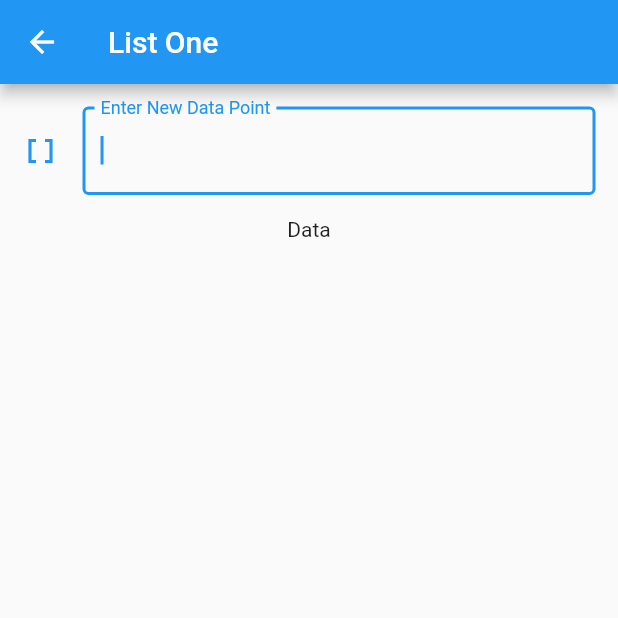
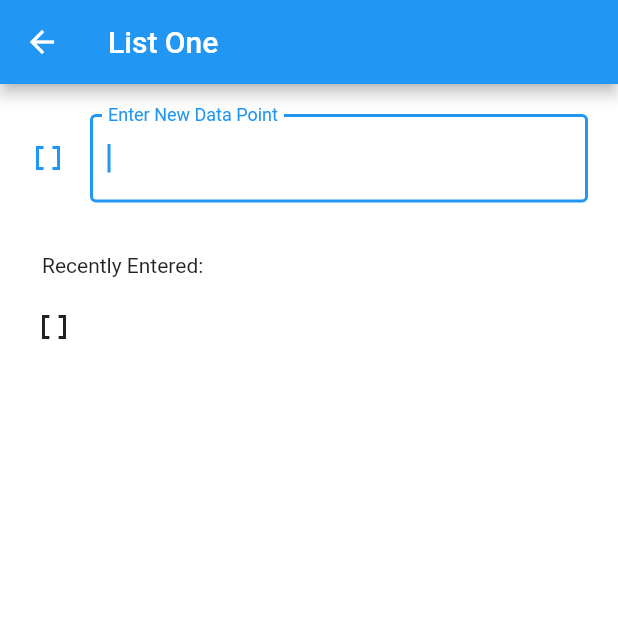
Before and after one commit to JohnGJackson0/staty, a Flutter app: the screen it shows after launch, after a tap on the "add" icon, on a phone screen of 412 x 824 dp, the top half of it. Run offline on Flutter 3.47's test engine with Material 2 defaults, Android fonts, the light colour scheme and no system bars; drawn by our look-alikes of keyboard_actions; our stand-ins replace equatable, flutter_bloc.

Commit message:
feat:ui on create lists

```diff
--- a/lib/home_page.dart
+++ b/lib/home_page.dart
@@ -13,8 +13,7 @@ class HomePage extends StatelessWidget {
       appBar: AppBar(
         title: const Text('My Lists'),
       ),
-      body: Center(
-        child: Padding(
+      body: Padding(
           padding: const EdgeInsets.all(16.0),
           child: Row(
             children: const [
@@ -25,7 +24,6 @@ class HomePage extends StatelessWidget {
               ),
             ],
           ),
-        ),
       ),
       floatingActionButton: FloatingActionButton(
         onPressed: () {
--- a/lib/lists/create_list_view.dart
+++ b/lib/lists/create_list_view.dart
@@ -5,7 +5,6 @@ import 'editable_data_point_view.dart';
 import 'form_submission_status.dart';
 
 class CreateList extends StatelessWidget {
-
   const CreateList({super.key});
   static const id = 'create_list_screen';
 
@@ -15,26 +14,90 @@ class CreateList extends StatelessWidget {
       appBar: AppBar(
         title: const Text('List One'),
       ),
-      body: Column(
-        children: [
-          const Flexible(child: EditableDataPoint()),
-          const Flexible(child: Text('Data')),
+      body: Container(
+        color: Theme.of(context).backgroundColor,
+        padding: const EdgeInsets.all(20),
+        alignment: Alignment.topLeft,
+        child: Column(
+          mainAxisAlignment: MainAxisAlignment.start,
+          crossAxisAlignment: CrossAxisAlignment.start,
+          verticalDirection: VerticalDirection.down,
+          children: <Widget>[
+            const SizedBox(
+                height: 85, child: Flexible(child: EditableDataPoint())),
+            const Padding(
+              padding: EdgeInsets.all(8.0),
+              child: SizedBox(
+                  height: 25,
+                  child: Flexible(child: Text('Recently Entered:'))),
+            ),
             BlocBuilder<ListsBloc, ListsState>(
               builder: (context, state) {
                 return state.formStatus is FormSubmitting
                     ? const CircularProgressIndicator()
-                  : Flexible(
-                child: ListView.builder(
-                    itemCount: state.lists.length,
-                    itemBuilder: (context, index) {
-                      final item = state.lists[index];
-                      return Text(item.toString());
-                    }),
+                    : Expanded(
+                        child: Row(
+                          children: [
+                            const Align(
+                                alignment: Alignment.topLeft,
+                                child: Padding(
+                                  padding: EdgeInsets.only(
+                                      top: 4, bottom: 4, left: 4, right: 4),
+                                  child: Flexible(
+                                      child: Icon(Icons.data_array_sharp)),
+                                )),
+                            Expanded(
+                              child: Padding(
+                                padding: const EdgeInsets.only(
+                                    top: 4, bottom: 4, left: 16, right: 4),
+                                child: Align(
+                                  alignment: Alignment.topLeft,
+                                  child: Container(
+                                    constraints: const BoxConstraints(
+                                        minHeight: 110, maxHeight: 110),
+                                    child: SingleChildScrollView(
+                                      child: Wrap(
+                                          runSpacing: 12.0,
+                                          spacing: 12.0,
+                                          direction: Axis.horizontal,
+                                          alignment: WrapAlignment.start,
+                                          runAlignment: WrapAlignment.start,
+                                          children: state.lists.reversed
+                                              .map((item) =>
+                                                  DataPoint(item: item))
+                                              .toList()),
+                                    ),
+                                  ),
+                                ),
+                              ),
+                            ),
+                          ],
+                        ),
                       );
               },
-          )
+            ),
           ],
+        ),
       ),
     );
   }
 }
+
+class DataPoint extends StatelessWidget {
+  const DataPoint({
+    Key? key,
+    required this.item,
+  }) : super(key: key);
+
+  final double item;
+
+  @override
+  Widget build(BuildContext context) {
+    return Text.rich(
+      TextSpan(
+        text: item.toString(),
+        style: const TextStyle(fontSize: 14),
+      ),
+    );
+  }
+}
--- a/lib/lists/editable_data_point_view.dart
+++ b/lib/lists/editable_data_point_view.dart
@@ -61,9 +61,7 @@ class _EditableDataPointState extends State<EditableDataPoint> {
           return KeyboardActions(
             tapOutsideBehavior: TapOutsideBehavior.opaqueDismiss,
             config: _buildConfig(context),
-            child: Padding(
-                padding: const EdgeInsets.all(15.0),
-                child: BlocListener<ListsBloc, ListsState>(
+            child: BlocListener<ListsBloc, ListsState>(
                   listener: (context, state) {
                     if (state.formStatus is SubmissionSuccess) {
                       _controller.clear();
@@ -116,7 +114,7 @@ class _EditableDataPointState extends State<EditableDataPoint> {
                         label: Text('Enter New Data Point'),
                         border: OutlineInputBorder()),
                   ),
-                )),
+            ),
           );
         },
       ),
--- a/lib/main.dart
+++ b/lib/main.dart
@@ -28,6 +28,7 @@ class MyApp extends StatelessWidget {
           title: 'Staty',
           theme: ThemeData(
             primarySwatch: Colors.blue,
+            backgroundColor: Colors.white
           ),
           home: const HomePage(),
           onGenerateRoute: appRouter.onGenerateRoute,
```
Lines whose indentation alone changed are shown as unchanged.
